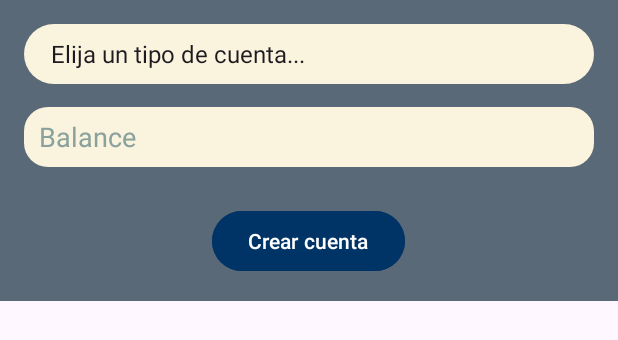
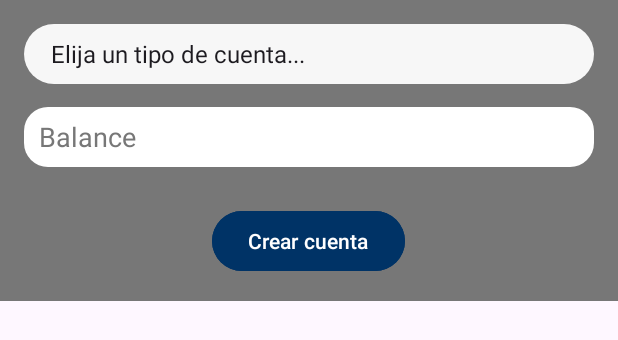
Before and after one commit to EDUAUAQ/appEDUA, an Android app: the layout fragment_create_account.xml on its own in the app's theme, with its tools: preview values and no code run, on a phone screen of 412 x 824 dp. Shown: the top 340 px of the screen. Run offline under Robolectric (Android 15) with nearby library versions, the phone set to English and light mode, and no system bars; network calls fail.

Commit message:
Final app

```diff
--- a/app/src/main/res/drawable/edittext_background.xml
+++ b/app/src/main/res/drawable/edittext_background.xml
@@ -1,4 +1,4 @@
 <shape xmlns:android="http://schemas.android.com/apk/res/android">
-    <solid android:color="@color/beige_claro" />
+    <solid android:color="@color/blanco" />
     <corners android:radius="16dp" />
 </shape>
--- a/app/src/main/res/drawable/spinner_background.xml
+++ b/app/src/main/res/drawable/spinner_background.xml
@@ -1,4 +1,4 @@
 <shape xmlns:android="http://schemas.android.com/apk/res/android">
-    <solid android:color="@color/beige_claro" />
+    <solid android:color="@color/fondo" />
     <corners android:radius="20dp" />
 </shape>
--- a/app/src/main/res/drawable/spinner_dropdown_background.xml
+++ b/app/src/main/res/drawable/spinner_dropdown_background.xml
@@ -1,5 +1,5 @@
 <shape xmlns:android="http://schemas.android.com/apk/res/android">
     <solid android:color="@color/beige_claro" />
     <corners android:radius="10dp" />
-    <stroke android:color="@color/blanco" android:width="1dp" />
+    <stroke android:color="@color/fondo" android:width="1dp" />
 </shape>
--- a/app/src/main/res/layout/fragment_create_account.xml
+++ b/app/src/main/res/layout/fragment_create_account.xml
@@ -3,7 +3,7 @@
     android:layout_width="match_parent"
     android:layout_height="wrap_content"
     xmlns:tools="http://schemas.android.com/tools"
-    android:background="@color/azul_acero"
+    android:background="@color/gris"
     android:orientation="vertical"
     android:padding="16dp"
     tools:context=".CreateAccount">
@@ -14,11 +14,12 @@
         android:layout_width="match_parent"
         android:layout_height="40dp"
         android:entries="@array/account_types"
-        android:hint="Elija un tipo de cuenta..."
+        android:hint="@string/elija_un_tipo_de_cuenta"
         android:spinnerMode="dropdown"
         android:paddingStart="10dp"
         android:textColor="@color/blanco"
-        android:background="@drawable/spinner_background" />
+        android:background="@drawable/spinner_background"
+        tools:ignore="RtlSymmetry" />
 
     <!-- EditText para el balance -->
     <EditText
@@ -28,10 +29,11 @@
         android:background="@drawable/edittext_background"
         android:hint="@string/balance"
         android:layout_marginTop="15dp"
-        android:textColorHint="@color/verde_grisaceo"
+        android:textColorHint="@color/gris"
         android:textColor="@color/negro"
         android:inputType="numberDecimal"
-        android:paddingStart="10dp"/>
+        android:paddingStart="10dp"
+        tools:ignore="RtlSymmetry" />
 
     <!-- Botón para crear cuenta -->
     <Button
--- a/app/src/main/res/values/strings.xml
+++ b/app/src/main/res/values/strings.xml
@@ -33,6 +33,7 @@
     <string name="monto">Monto</string>
     <string name="receptor">Receptor</string>
     <string name="emisor">Emisor</string>
+    <string name="elija_un_tipo_de_cuenta">Elija un tipo de cuenta...</string>
 
     <string-array name="account_types">
         <item>Elija un tipo de cuenta...</item>
```
